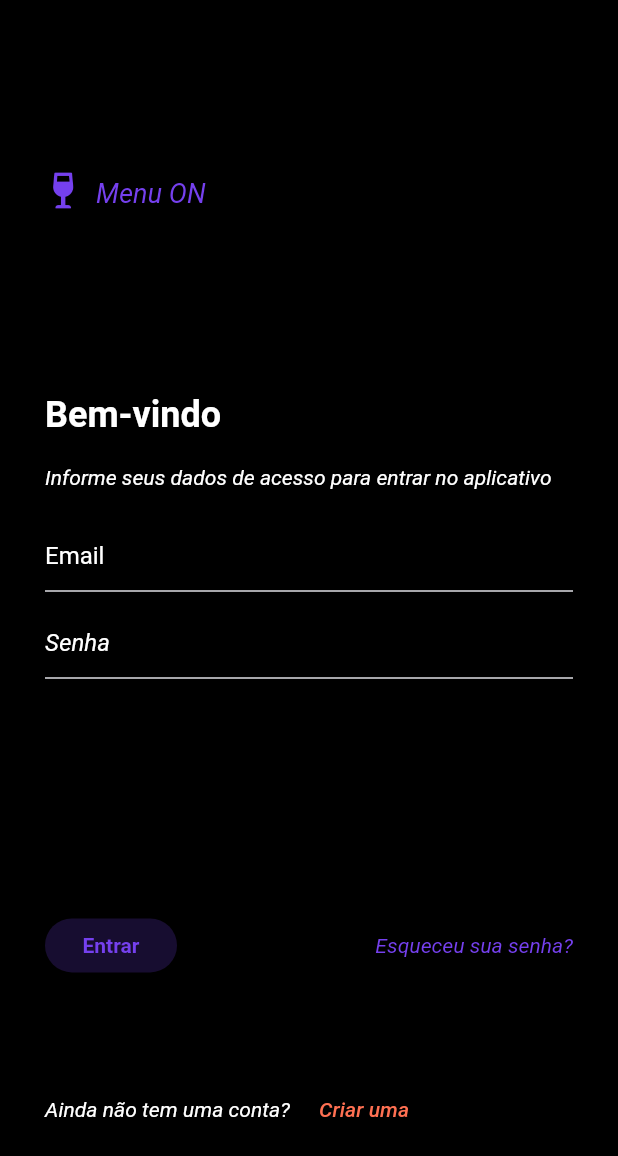
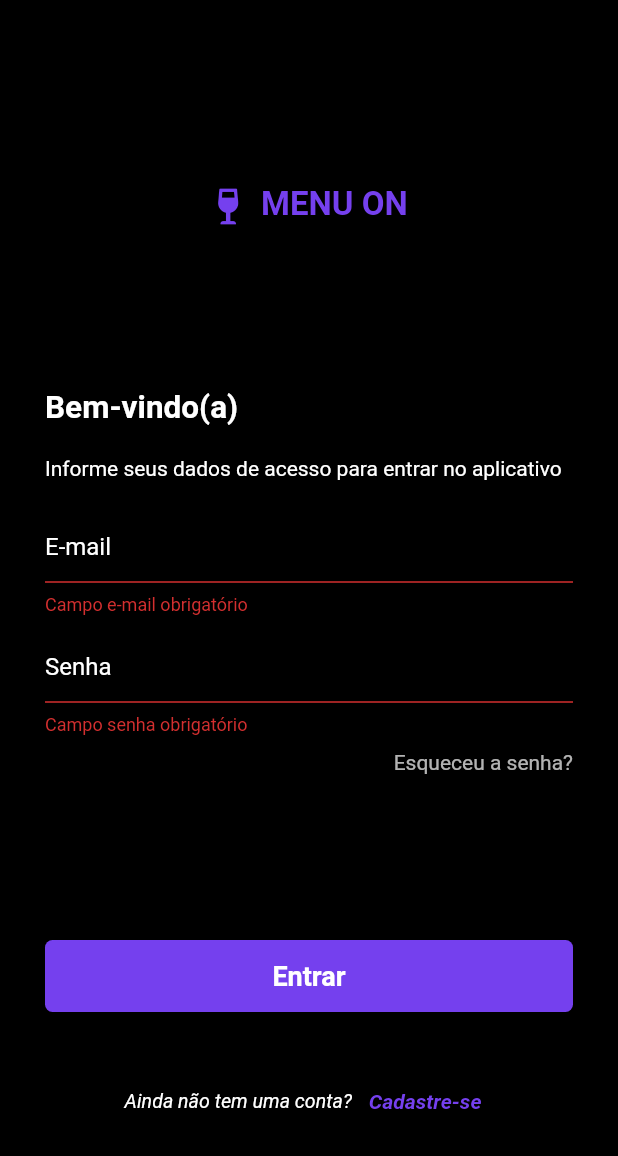
Before and after one commit to eseiji/menuon-flutter, a Flutter app: the LoginPage screen opened by its route, after a tap on "Entrar", on a phone screen of 412 x 824 dp. Shown: the top 1156 px of the screen. Run offline on Flutter 3.47's test engine with Material 2 defaults, Android fonts, the phone set to English and light mode, and no system bars; our stand-ins replace firebase_auth, firebase_core, font_awesome_flutter, get, google_fonts; missing offline and left inert: qr_code_scanner; accounts and stored records are empty; Roboto replaces fonts that are missing (Cantarell).

Commit message:
alterações na tela de login e qrcode

```diff
--- a/lib/main.dart
+++ b/lib/main.dart
@@ -1,3 +1,5 @@
+import 'package:firebase_core/firebase_core.dart';
+import 'package:firebase_auth/firebase_auth.dart';
 import 'package:flutter/material.dart';
 import 'package:get/get_navigation/get_navigation.dart';
 import 'package:google_fonts/google_fonts.dart';
@@ -5,7 +7,12 @@ import './view/login.view.dart';
 import './view/cadastro.view.dart';
 import './view/qr_scan.view.dart';
 
-void main() => runApp(MyApp());
+
+Future<void> main() async {
+  WidgetsFlutterBinding.ensureInitialized();
+  await Firebase.initializeApp();
+  runApp(MyApp());
+}
 
 class MyApp extends StatelessWidget {
 
@@ -22,7 +29,8 @@ class MyApp extends StatelessWidget {
           textTheme: GoogleFonts.cantarellTextTheme(
             Theme.of(context).textTheme,
           )),
-      home: LoginPage(),
+      home: QRScanpage(),
+      // home: LoginPage(),
       routes: {
         '/login': (_) => LoginPage(),
         '/cadastrar': (_) => CadastroPage(),
--- a/lib/view/layout.view.dart
+++ b/lib/view/layout.view.dart
@@ -5,7 +5,7 @@ class Layout {
 
   static Widget render({
     required Widget content,
-    Widget? fab,
+    Widget? fab
   }) {
     return Scaffold(
       backgroundColor: Colors.black,
--- a/lib/view/login.view.dart
+++ b/lib/view/login.view.dart
@@ -1,31 +1,106 @@
+import 'package:firebase_auth/firebase_auth.dart';
 import '../view/layout.view.dart';
 import 'package:flutter/material.dart';
 import 'package:font_awesome_flutter/font_awesome_flutter.dart';
 import 'package:get/get.dart';
 
 class LoginPage extends StatelessWidget {
+  var formKey = GlobalKey<FormState>();
+  final FirebaseAuth auth = FirebaseAuth.instance;
+
+  String email = '';
+  String senha = '';
+
+  void login(BuildContext context) async {
+    if (formKey.currentState!.validate()) {
+      formKey.currentState!.save();
+
+      try {
+        var result = await auth.signInWithEmailAndPassword(
+            email: email, password: senha);
+
+        Navigator.of(context).pushNamed('/scan');
+
+      } on FirebaseAuthException catch (e) {
+        switch (e.code) {
+          case 'invalid-email':
+            print(context);
+            print(e.code);
+            break;
+          case 'wrong-password':
+            print(context);
+            print(e.code);
+            break;
+          case 'user-not-found':
+            print(context);
+            print(e.code);
+            _showMyDialog(context);
+            break;
+          case 'user-disabled':
+            print(context);
+            print(e.code);
+            break;
+        }
+      }
+    }
+  }
+
+   Future<void> _showMyDialog(BuildContext context) async {
+    return showDialog<void>(
+      context: context,
+      barrierDismissible: false,
+      builder: (BuildContext context) {
+        return AlertDialog(
+          title: const Text('Usuário não encontrado'),
+          content: SingleChildScrollView(
+            child: ListBody(
+              children: const <Widget>[
+                Text('Verifique suas credenciais e tente novamente.'),
+              ],
+            ),
+          ),
+          actions: <Widget>[
+            TextButton(
+              child: const Text('OK'),
+              onPressed: () {
+                Navigator.of(context).pop();
+              },
+            ),
+          ],
+        );
+      },
+    );
+  }
 
 
   @override
   Widget build(BuildContext context) {
-    return Layout.render(
-      content: Column(
+    return Scaffold(
+      backgroundColor: Colors.black,
+      body: SafeArea(
+        minimum: const EdgeInsets.all(30),
+        child: Form(
+          key: formKey,
+          child: Align(
+            child: Column(
               mainAxisSize: MainAxisSize.max,
               crossAxisAlignment: CrossAxisAlignment.start,
-        children: <Widget>[
+              children: [
                 Expanded(
-            flex: 1,
                   child: Row(
                     crossAxisAlignment: CrossAxisAlignment.end,
-              children: <Widget>[
+                    mainAxisAlignment: MainAxisAlignment.center,
+                    children: const <Widget>[
                       Icon(FontAwesomeIcons.wineGlassAlt, color: Color(0xFF7540EE)),
                       SizedBox(width: 10),
-                Text('Menu ON',
+                      Text('MENU ON',
                           style: TextStyle(
-                      fontSize: 18,
-                      fontStyle: FontStyle.italic,
                             color: Color(0xFF7540EE),
-                    )),
+                            fontSize: 22,
+                            fontStyle: FontStyle.normal,
+                            fontWeight: FontWeight.bold,
+                          ),
+                      ),
                     ],
                   ),
                 ),
@@ -35,25 +110,25 @@ class LoginPage extends StatelessWidget {
                     crossAxisAlignment: CrossAxisAlignment.start,
                     mainAxisAlignment: MainAxisAlignment.center,
                     children: <Widget>[
-                Text('Bem-vindo ',
+                      const Text('Bem-vindo(a)',
                         style: TextStyle(
                           color: Colors.white,
-                      fontSize: 24,
+                          fontSize: 21,
                           fontWeight: FontWeight.bold,
                         )),
-                SizedBox(height: 20),
-                Text('Informe seus dados de acesso para entrar no aplicativo',
+                      const SizedBox(height: 20),
+                      const Text('Informe seus dados de acesso para entrar no aplicativo',
                           style: TextStyle(
                             color: Colors.white,
-                      fontStyle: FontStyle.italic,
+                            fontStyle: FontStyle.normal,
                           )),
-                SizedBox(height: 20),
+                      const SizedBox(height: 20),
                       TextFormField(
                         keyboardType: TextInputType.emailAddress,
-                  style: TextStyle(color: Colors.white),
-                  decoration: InputDecoration(
+                        style: const TextStyle(color: Colors.white),
+                        decoration: const InputDecoration(
                           fillColor: Colors.white,
-                    hintText: 'Email',
+                          hintText: 'E-mail',
                           hintStyle: TextStyle(
                             fontSize: 16,
                             color: Colors.white,
@@ -70,17 +145,24 @@ class LoginPage extends StatelessWidget {
                             ),
                           ),
                         ),
+                        onSaved: (value) => email = value!,
+                        validator: (value) {
+                          if (value!.isEmpty) {
+                            return 'Campo e-mail obrigatório';
+                          }
+                          return null;
+                        },
                       ),
-                SizedBox(height: 10),
+                      const SizedBox(height: 10),
                       TextFormField(
                         obscureText: true,
-                  style: TextStyle(color: Colors.white),
-                  decoration: InputDecoration(
+                        style: const TextStyle(color: Colors.white),
+                        decoration: const InputDecoration(
                           hintText: 'Senha',
                           hintStyle: TextStyle(
                             fontSize: 16,
                             color: Colors.white,
-                      fontStyle: FontStyle.italic,
+                            fontStyle: FontStyle.normal,
                           ),
                           enabledBorder: UnderlineInputBorder(
                             borderSide: BorderSide(
@@ -93,61 +175,86 @@ class LoginPage extends StatelessWidget {
                             ),
                           ),
                         ),
+                        onSaved: (value) => senha = value!,
+                        validator: (value) {
+                          if (value!.isEmpty) {
+                            return 'Campo senha obrigatório';
+                          }
+                          return null;
+                        },
+                      ),
+                      Container(
+                        margin: const EdgeInsets.fromLTRB(0, 10, 0, 0),
+                        child: Row(
+                          crossAxisAlignment: CrossAxisAlignment.center,
+                          mainAxisAlignment: MainAxisAlignment.end,
+                          children: const [
+                            Text('Esqueceu a senha?',
+                              style: TextStyle(
+                                color: Colors.white70,
+                                fontStyle: FontStyle.normal,
+                              ),
                             ),
                           ],
                         ),
+                      ),
+                    ],
+                  )
+                ),
+                Row(
+                  children: [
+                    Expanded(
+                      flex: 1,
+                      child: Container(
+                        decoration: BoxDecoration(
+                          borderRadius: BorderRadius.circular(5),
+                          color: const Color(0xFF7540EE),
+                          // color: Color(0xFF7540EE).withOpacity(.2),
+                        ),
+                        child: TextButton(
+                              onPressed: () => login(context),
+                              child: const Text('Entrar',
+                                  style: TextStyle(
+                                    color: Colors.white,
+                                    fontSize: 18,
+                                    fontWeight: FontWeight.bold,
+                                  )),
+                            ),
+                      )
+                    ),
+                  ],
                 ),
                 Expanded(
                   flex: 1,
                   child: Row(
                     crossAxisAlignment: CrossAxisAlignment.center,
-              mainAxisAlignment: MainAxisAlignment.spaceBetween,
+                    mainAxisAlignment: MainAxisAlignment.center,
                     children: <Widget>[
-                FlatButton(
-                  onPressed: () => Get.toNamed(''),
-                  child: Text('Entrar',
+                      const Text('Ainda não tem uma conta? ',
+                        style: TextStyle(
+                          color: Colors.white,
+                          fontSize: 13,
+                          fontStyle: FontStyle.italic,
+                        )),
+                        TextButton(
+                            onPressed: (() => Get.toNamed('/cadastrar')),
+                            child: const Text('Cadastre-se',
                               style: TextStyle(
                                 color: Color(0xFF7540EE),
+                                fontSize: 14,
+                                fontStyle: FontStyle.italic,
                                 fontWeight: FontWeight.bold,
-                      )),
-                  color: Color(0xFF7540EE).withOpacity(.2),
-                  shape: RoundedRectangleBorder(
-                    borderRadius: BorderRadius.circular(25),
                               ),
                             ),
-                Text('Esqueceu sua senha?',
-                    style: TextStyle(
-                      color: Color(0xFF7540EE),
-                      fontStyle: FontStyle.italic,
-                    ))
-              ],
-            ),
-          ),
-          Expanded(
-            flex: 1,
-            child: Row(
-              children: <Widget>[
-                Text('Ainda não tem uma conta? ',
-                    style: TextStyle(
-                      color: Colors.white,
-                      fontStyle: FontStyle.italic,
-                    )),
-                FlatButton(
-                  onPressed: (() => Get.toNamed('/cadastrar')),
-                  child: Text(
-                    'Criar uma',
-                    style: TextStyle(
-                      color: Color(0xFFFF7052),
-                      fontStyle: FontStyle.italic,
-                    ),
-                  ),
-                  color: Color.fromARGB(255, 0, 0, 0).withOpacity(.2),
                           ),
                     ],
                   ),
                 ),
               ],
             ),
+          ),
+        ),
+      ),
     );
   }
 }
--- a/lib/view/qr_scan.view.dart
+++ b/lib/view/qr_scan.view.dart
@@ -1,5 +1,6 @@
 import 'package:flutter/material.dart';
 import 'package:qr_code_scanner/qr_code_scanner.dart';
+import 'package:url_launcher/url_launcher.dart';
 
 class QRScanpage extends StatefulWidget {
   @override
@@ -10,8 +11,6 @@ class _QRScanPageState extends State<QRScanpage> {
   final qrKey = GlobalKey(debugLabel: 'QR');
 
   void redirect(BuildContext context, String? link) {
-    print(context);
-    print(link);
     Navigator.of(context).pushNamed('/${link}');
   }
 
@@ -28,10 +27,10 @@ class _QRScanPageState extends State<QRScanpage> {
   void reassemble() async {
     super.reassemble();
 
-//     if (Platform.isAndroid) {
-//     await controller!.pauseCamera();
-//     }
-//     controller!.resumeCamera();
+    // if (Platform.isAndroid) {
+    //   await controller!.pauseCamera();
+    // }
+    // controller!.resumeCamera();
   }
 
   @override
@@ -48,7 +47,7 @@ class _QRScanPageState extends State<QRScanpage> {
       );
 
   Widget buildResult() => Container(
-        padding: EdgeInsets.all(12),
+        padding: const EdgeInsets.all(12),
         decoration: BoxDecoration(
           borderRadius: BorderRadius.circular(8),
           color: Colors.purpleAccent,
@@ -56,21 +55,18 @@ class _QRScanPageState extends State<QRScanpage> {
         child: ElevatedButton(
           style: ElevatedButton.styleFrom(
             primary: Colors.purple,
-            textStyle: TextStyle(
-                fontWeight: FontWeight.bold,
-                color: Color.fromARGB(255, 255, 255, 255)),
+            textStyle: const TextStyle(
+              fontWeight: FontWeight.bold,
+              color: Color.fromARGB(255, 255, 255, 255),
+            ),
           ),
-          onPressed: () =>
-              {if (barcode != null) redirect(context, barcode!.code)},
+          onPressed: () => {
+            if (barcode != null) redirect(context, barcode!.code),
+          },
           child: Text("Escanear"),
         ),
-// child: Text(
+      );
 
-//     barcode != null ? 'Resultado : ${barcode!.code}' : 'Escaneie o QRCode',
-//     maxLines: 3,
-//     style: TextStyle(fontWeight: FontWeight.bold, color: Color.fromARGB(255, 255, 255, 255)),
-// ),
-      );
   Widget buildQrView(BuildContext context) => QRView(
         key: qrKey,
         onQRViewCreated: onQRViewCreated,
@@ -82,10 +78,15 @@ class _QRScanPageState extends State<QRScanpage> {
           cutOutSize: MediaQuery.of(context).size.width * 0.6,
         ),
       );
+
   void onQRViewCreated(QRViewController controller) {
     setState(() => this.controller = controller);
 
-    controller.scannedDataStream
-        .listen((barcode) => setState(() => this.barcode = barcode));
+    controller.scannedDataStream.listen((barcode) =>
+      setState(() {
+        this.barcode = barcode;
+        redirect(context, barcode.code);
+      },
+    ));
   }
 }
--- a/pubspec.yaml
+++ b/pubspec.yaml
@@ -41,6 +41,9 @@ dependencies:
   # QRCODE DEPENDENCIES
   qr_flutter: ^4.0.0
   qr_code_scanner: ^0.7.0
+  firebase_auth: ^3.3.17
+  cloud_firestore: ^3.1.14
+  url_launcher: ^6.1.0
 
 dev_dependencies:
   flutter_test:
```
Also changed, not shown: pubspec.lock, 5 other files. Lines whose indentation alone changed are shown as unchanged.
